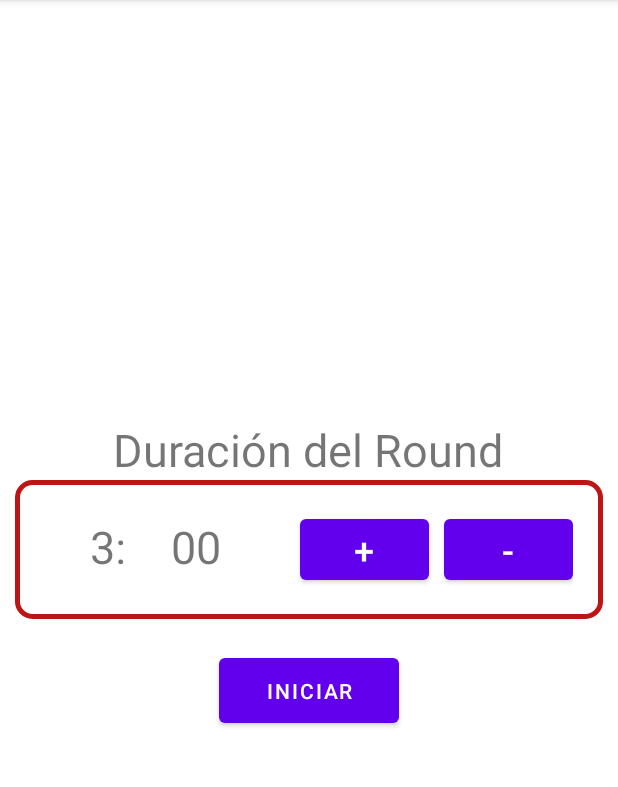
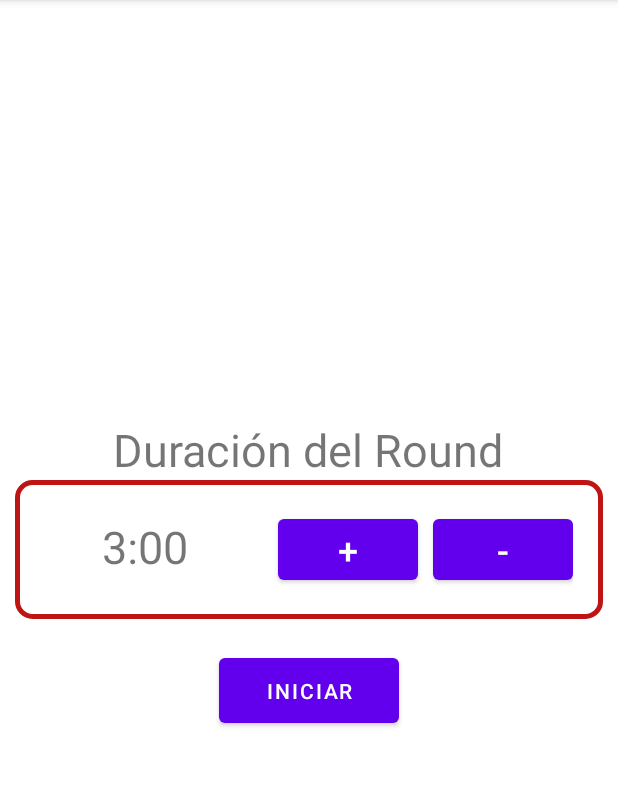
Before and after one commit to acquanero/BoxingTimer, an Android app: the screen it shows after launch (MainActivity), on a phone screen of 412 x 824 dp, the part 84-871 px from its top. Run offline under Robolectric (Android 15) with nearby library versions, the light colour scheme and no system bars.

Commit message:
correction of space between minutes and seconds

```diff
--- a/app/src/main/res/layout/activity_main.xml
+++ b/app/src/main/res/layout/activity_main.xml
@@ -37,7 +37,6 @@
             android:id="@+id/label_dots_separators"
             android:layout_width="wrap_content"
             android:layout_height="wrap_content"
-            android:layout_weight="1"
             android:text="@string/time_dots_separator"
             android:textSize="30sp" />
 
```
